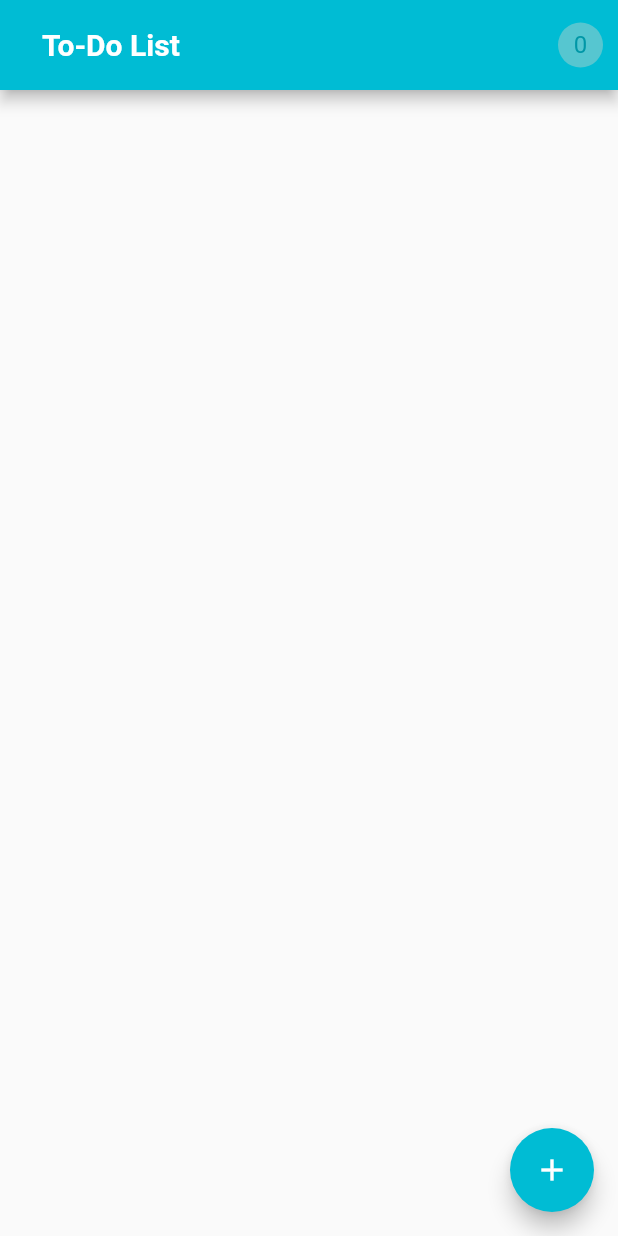
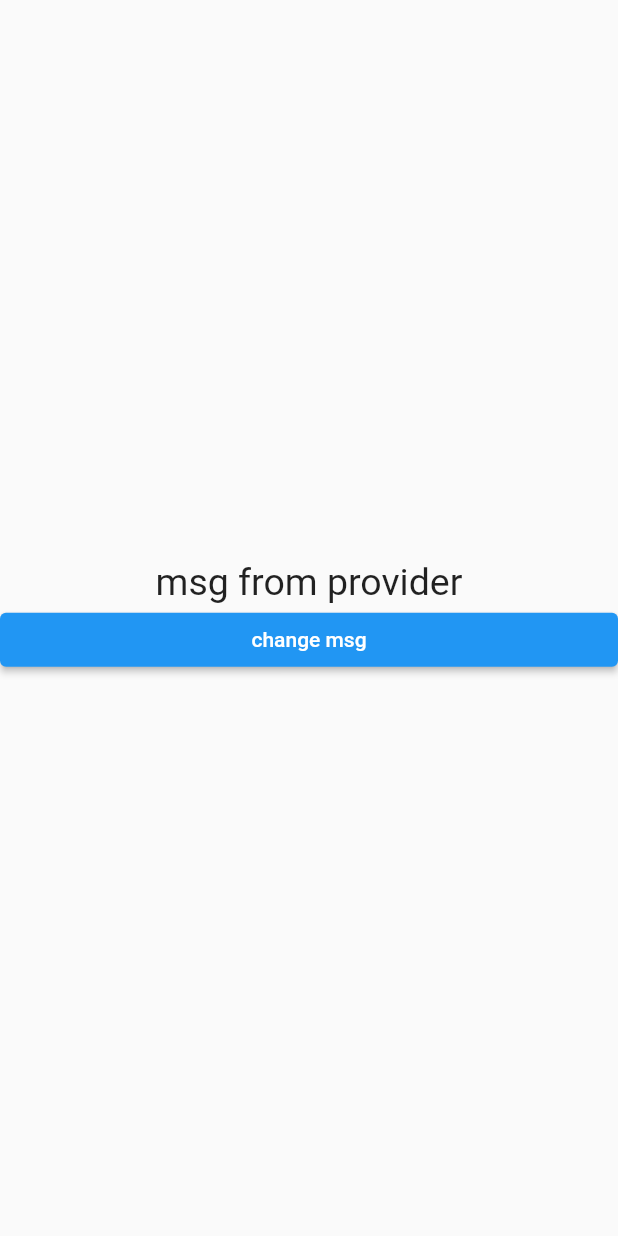
Before and after one commit to latifaIssa/ToDo-App-flutter, a Flutter app: the screen it shows after launch, on a phone screen of 412 x 824 dp. Run offline on Flutter 3.47's test engine with Material 2 defaults, Android fonts, the phone set to English and light mode, and no system bars; our stand-ins replace sqflite; accounts and stored records are empty.

Commit message:
provider test

```diff
--- a/lib/main.dart
+++ b/lib/main.dart
@@ -1,7 +1,17 @@
 import 'package:flutter/material.dart';
+import 'package:provider/provider.dart';
 import 'package:todo/Screens/todo_list.dart';
+import 'package:todo/provider/todo_provider.dart';
 
-void main() => runApp(ToDoApp());
+void main() => runApp(
+        // Provider<TodoProvider>(
+        //   create: (context) => TodoProvider(),
+        //   child: MyApp(),
+        // ),
+        ChangeNotifierProvider(
+      create: (context) => TodoProvider(),
+      child: MyApp(),
+    ));
 
 class ToDoApp extends StatelessWidget {
   // This widget is the root of your application.
@@ -13,6 +23,42 @@ class ToDoApp extends StatelessWidget {
         primarySwatch: Colors.cyan,
       ),
       home: TodoList(title: 'To Do List'),
+    );
+  }
+}
+
+class MyApp extends StatelessWidget {
+  // This widget is the root of your application.
+  @override
+  Widget build(BuildContext context) {
+    return MaterialApp(
+      title: 'To-Do List',
+      home: Scaffold(
+        body: SafeArea(
+          child: Column(
+            mainAxisAlignment: MainAxisAlignment.center,
+            crossAxisAlignment: CrossAxisAlignment.stretch,
+            children: [
+              Text(
+                Provider.of<TodoProvider>(context, listen: false).msg,
+                textAlign: TextAlign.center,
+                style: TextStyle(fontSize: 25),
+              ),
+              ElevatedButton(
+                //just for display ==> listen:true(default)
+                // child: Text(Provider.of<TodoProvider>(context).msg),
+                child: Text('change msg'),
+                onPressed: () {
+                  //action ==> listen:false
+                  // print(Provider.of<TodoProvider>(context, listen: false).msg);
+                  Provider.of<TodoProvider>(context, listen: false)
+                      .changeTestMsg('hello');
+                },
+              ),
+            ],
+          ),
+        ),
+      ),
     );
   }
 }
--- /dev/null
+++ b/lib/provider/todo_provider.dart
@@ -0,0 +1,30 @@
+import 'package:flutter/cupertino.dart';
+import 'package:todo/Models/todo.dart';
+import 'package:todo/Utils/database_helper.dart';
+
+class TodoProvider extends ChangeNotifier {
+  DatabaseHelper databaseHelper = DatabaseHelper();
+  String msg = "msg from provider";
+  List<Todo> allTasks;
+  getAllTask() async {
+    this.allTasks = await databaseHelper.getTodoList();
+  }
+
+  changeTestMsg(String newMsg) {
+    this.msg = newMsg;
+    //as setSatate :
+    //any provider uses and the listen:true will recivieved notification from provider
+    //will send notificatin for all providers
+    notifyListeners();
+  }
+
+  insertTask(Todo todo) async {
+    await databaseHelper.insertTodo(todo);
+    getAllTask();
+  }
+
+  deleteTask(Todo todo) async {
+    await databaseHelper.deleteTodo(todo.id);
+    getAllTask();
+  }
+}
--- a/pubspec.yaml
+++ b/pubspec.yaml
@@ -30,6 +30,7 @@ dependencies:
   # The following adds the Cupertino Icons font to your application.
   # Use with the CupertinoIcons class for iOS style icons.
   cupertino_icons: ^1.0.2
+  provider: ^5.0.0
 
 dev_dependencies:
   flutter_test:
```
Also changed, not shown: pubspec.lock.
